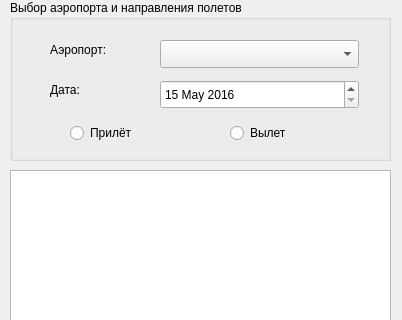
Before: the Qt Designer form mainwindow.ui in SergeyBeliyus/Airport-1, drawn with Qt 5; both pictures show x 0 to 402 and y 0 to 320 of the 402 by 546 pixel window.
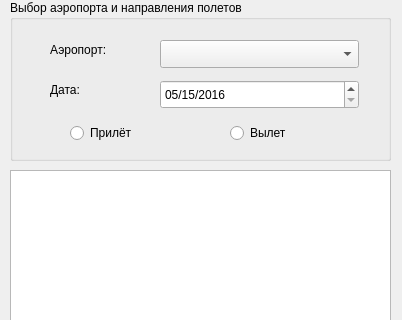
After: the same form once the commit is applied.

```diff
--- a/mainwindow.ui
+++ b/mainwindow.ui
@@ -111,6 +111,9 @@
        <day>15</day>
       </date>
      </property>
+     <property name="displayFormat">
+      <string>MM/dd/yyyy</string>
+     </property>
     </widget>
     <widget class="QLabel" name="label">
      <property name="geometry">
```
